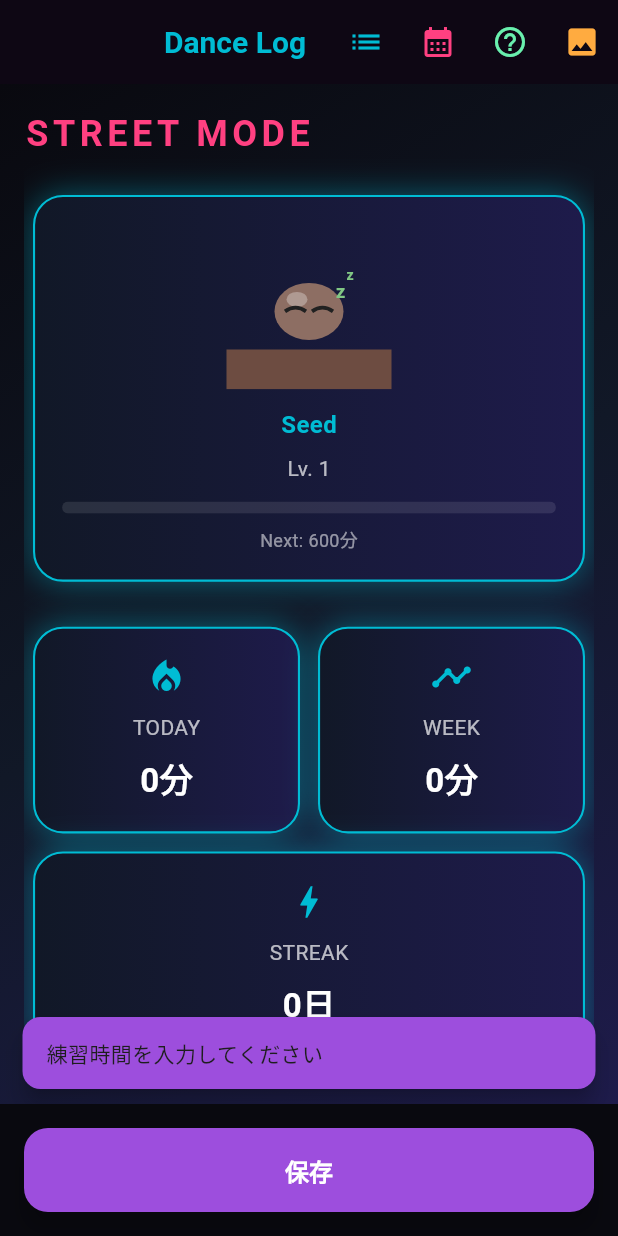
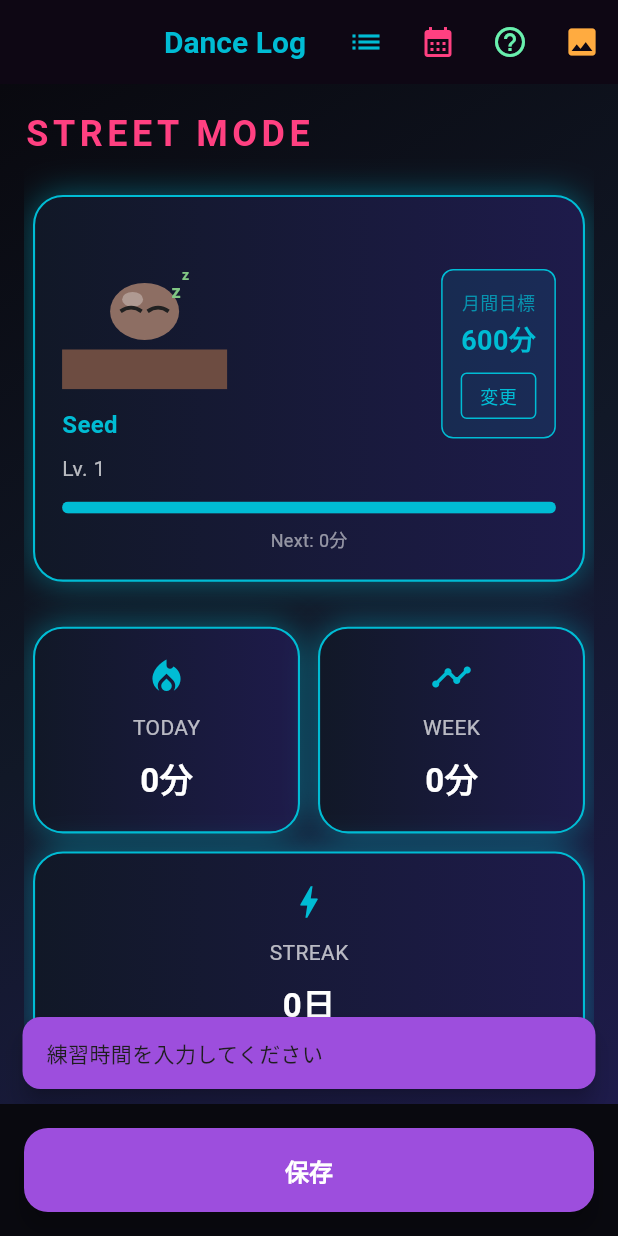
Before and after one commit to columbus0370/dance_app, a Flutter app: the screen it shows after launch, after a tap on "保存", on a phone screen of 412 x 824 dp. Run offline on Flutter 3.47's test engine with Material 3 defaults, Android fonts, the phone set to English and light mode, and no system bars; our stand-ins replace file_picker, flutter_riverpod, hive, hive_flutter, table_calendar, web; missing offline and left inert: dart:js_interop; accounts and stored records are empty.

Commit message:
Add monthly goal-setting feature with dynamic level thresholds
- Add monthlyGoal field to PlantAvatar model with HiveField(5), default 600 minutes
- Implement calculateLevelThresholds() to dynamically divide monthlyGoal into 6 equal levels
- Add setMonthlyGoal() method in PlantAvatarNotifier with 100-minute minimum validation
- Preserve monthlyGoal across monthly resets and exp updates
- Add goal-setting dialog UI on PlantDisplayWidget with change button
- Display current monthly goal in sidebar panel with cyan styling
- Fix bug referencing non-existent PlantAvatar.levelThresholds static property
- Users can set custom monthly goals via dialog with validation feedback

https://claude.ai/code/session_01UokW2q3mEPoXtRxA7vn6Ky

```diff
--- a/lib/plant_avatar.dart
+++ b/lib/plant_avatar.dart
@@ -19,19 +19,24 @@ class PlantAvatar extends HiveObject {
   @HiveField(4)
   int year = 0;
 
+  @HiveField(5)
+  int monthlyGoal = 600;
+
   PlantAvatar({
     int exp = 0,
     int level = 0,
     DateTime? createdAt,
     int? month,
     int? year,
+    int monthlyGoal = 600,
   })  : currentExp = exp,
         level = level,
         createdAt = createdAt ?? DateTime.now(),
         month = month ?? DateTime.now().month,
-        year = year ?? DateTime.now().year;
+        year = year ?? DateTime.now().year,
+        monthlyGoal = monthlyGoal;
 
-  static const List<int> levelThresholds = [
+  static const List<int> defaultLevelThresholds = [
     0,
     600,
     1200,
@@ -58,9 +63,30 @@ class PlantAvatar extends HiveObject {
     'Full Bloom',
   ];
 
+  /// 月の目標分数に基づいて、動的なレベルしきい値を計算
+  List<int> calculateLevelThresholds() {
+    const int numLevels = 6;
+    final int goalPerLevel = monthlyGoal ~/ (numLevels - 1);
+
+    return [
+      0,
+      goalPerLevel,
+      goalPerLevel * 2,
+      goalPerLevel * 3,
+      goalPerLevel * 4,
+      goalPerLevel * 5,
+    ];
+  }
+
+  /// 現在のレベルしきい値を取得
+  List<int> getLevelThresholds() {
+    return calculateLevelThresholds();
+  }
+
   int getLevel(int exp) {
-    for (int i = levelThresholds.length - 1; i >= 0; i--) {
-      if (exp >= levelThresholds[i]) {
+    final thresholds = getLevelThresholds();
+    for (int i = thresholds.length - 1; i >= 0; i--) {
+      if (exp >= thresholds[i]) {
         return i;
       }
     }
--- a/lib/widgets/plant_display_widget.dart
+++ b/lib/widgets/plant_display_widget.dart
@@ -7,23 +7,71 @@ import 'plant_monster_widget.dart';
 class PlantDisplayWidget extends ConsumerWidget {
   const PlantDisplayWidget({super.key});
 
+  void _showGoalSettingDialog(
+      BuildContext context, WidgetRef ref, int currentGoal) {
+    final TextEditingController controller =
+        TextEditingController(text: currentGoal.toString());
+
+    showDialog(
+      context: context,
+      builder: (BuildContext context) {
+        return AlertDialog(
+          title: const Text('月間目標分数を設定'),
+          content: TextField(
+            controller: controller,
+            keyboardType: TextInputType.number,
+            decoration: const InputDecoration(
+              labelText: '月間目標 (100分以上)',
+              hintText: '例: 600',
+            ),
+          ),
+          actions: [
+            TextButton(
+              onPressed: () {
+                Navigator.of(context).pop();
+              },
+              child: const Text('キャンセル'),
+            ),
+            TextButton(
+              onPressed: () {
+                final newGoal = int.tryParse(controller.text);
+                if (newGoal != null && newGoal >= 100) {
+                  ref
+                      .read(plantAvatarProvider.notifier)
+                      .setMonthlyGoal(newGoal);
+                  Navigator.of(context).pop();
+                  ScaffoldMessenger.of(context).showSnackBar(
+                    SnackBar(content: Text('目標を${newGoal}分に設定しました')),
+                  );
+                } else {
+                  ScaffoldMessenger.of(context).showSnackBar(
+                    const SnackBar(content: Text('100分以上を入力してください')),
+                  );
+                }
+              },
+              child: const Text('設定'),
+            ),
+          ],
+        );
+      },
+    );
+    controller.dispose();
+  }
+
   @override
   Widget build(BuildContext context, WidgetRef ref) {
     final plant = ref.watch(plantAvatarProvider);
 
-    final currentLevel =
-        plant.getLevel(plant.currentExp);
+    final currentLevel = plant.getLevel(plant.currentExp);
+    final thresholds = plant.getLevelThresholds();
     final nextLevelMinutes =
-        plant.getMinutesUntilNextLevel(
-            plant.currentExp);
-    final progress = plant.getProgressToNextLevel(
-        plant.currentExp);
+        plant.getMinutesUntilNextLevel(plant.currentExp);
+    final progress = plant.getProgressToNextLevel(plant.currentExp);
 
     return Container(
       margin: const EdgeInsets.all(6),
       decoration: BoxDecoration(
-        borderRadius:
-            BorderRadius.circular(20),
+        borderRadius: BorderRadius.circular(20),
         gradient: const LinearGradient(
           colors: [
             Color(0xFF111827),
@@ -32,8 +80,7 @@ class PlantDisplayWidget extends ConsumerWidget {
         ),
         boxShadow: [
           BoxShadow(
-            color:
-                Colors.cyan.withOpacity(0.45),
+            color: Colors.cyan.withOpacity(0.45),
             blurRadius: 18,
           )
         ],
@@ -46,6 +93,13 @@ class PlantDisplayWidget extends ConsumerWidget {
         padding: const EdgeInsets.all(18),
         child: Column(
           mainAxisSize: MainAxisSize.min,
+          children: [
+            Row(
+              mainAxisAlignment: MainAxisAlignment.spaceBetween,
+              children: [
+                Expanded(
+                  child: Column(
+                    crossAxisAlignment: CrossAxisAlignment.start,
                     children: [
                       PlantMonsterWidget(
                         level: currentLevel,
@@ -68,25 +122,84 @@ class PlantDisplayWidget extends ConsumerWidget {
                           fontSize: 14,
                         ),
                       ),
+                    ],
+                  ),
+                ),
+                Column(
+                  children: [
+                    Container(
+                      padding: const EdgeInsets.all(12),
+                      decoration: BoxDecoration(
+                        border: Border.all(
+                          color: Colors.cyan,
+                          width: 1,
+                        ),
+                        borderRadius: BorderRadius.circular(8),
+                        color: Colors.cyan.withOpacity(0.1),
+                      ),
+                      child: Column(
+                        children: [
+                          Text(
+                            '月間目標',
+                            style: TextStyle(
+                              color: Colors.cyan.withOpacity(0.7),
+                              fontSize: 12,
+                            ),
+                          ),
+                          const SizedBox(height: 4),
+                          Text(
+                            '${plant.monthlyGoal}分',
+                            style: const TextStyle(
+                              color: Colors.cyan,
+                              fontSize: 18,
+                              fontWeight: FontWeight.bold,
+                            ),
+                          ),
+                          const SizedBox(height: 8),
+                          GestureDetector(
+                            onTap: () => _showGoalSettingDialog(
+                                context, ref, plant.monthlyGoal),
+                            child: Container(
+                              padding: const EdgeInsets.symmetric(
+                                horizontal: 12,
+                                vertical: 6,
+                              ),
+                              decoration: BoxDecoration(
+                                border: Border.all(
+                                  color: Colors.cyan,
+                                  width: 1,
+                                ),
+                                borderRadius: BorderRadius.circular(4),
+                              ),
+                              child: const Text(
+                                '変更',
+                                style: TextStyle(
+                                  color: Colors.cyan,
+                                  fontSize: 12,
+                                ),
+                              ),
+                            ),
+                          ),
+                        ],
+                      ),
+                    ),
+                  ],
+                ),
+              ],
+            ),
             const SizedBox(height: 12),
             ClipRRect(
-              borderRadius:
-                  BorderRadius.circular(8),
+              borderRadius: BorderRadius.circular(8),
               child: LinearProgressIndicator(
                 value: progress,
                 minHeight: 8,
-                backgroundColor:
-                    Colors.white10,
+                backgroundColor: Colors.white10,
                 valueColor:
-                    const AlwaysStoppedAnimation<
-                        Color>(Colors.cyan),
+                    const AlwaysStoppedAnimation<Color>(Colors.cyan),
               ),
             ),
             const SizedBox(height: 8),
-            if (currentLevel <
-                PlantAvatar
-                    .levelThresholds.length -
-                    1)
+            if (currentLevel < thresholds.length - 1)
               Text(
                 'Next: ${nextLevelMinutes}分',
                 style: const TextStyle(
```
Also changed, not shown: lib/provider/plant_avatar_provider.dart (+28 -0 lines). Lines whose indentation alone changed are shown as unchanged.
